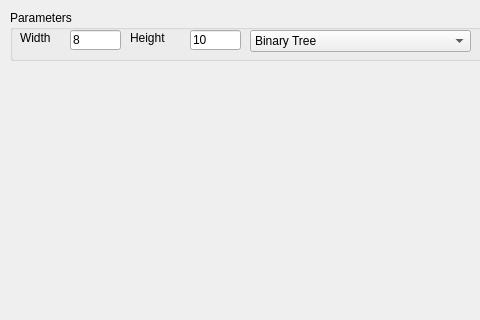
This is src/start/mazes.ui in meix555/PyMazes as Qt 5 draws it before an edit; both pictures show x 0 to 480 and y 0 to 320 of the 585 by 522 pixel window. The edited form follows.
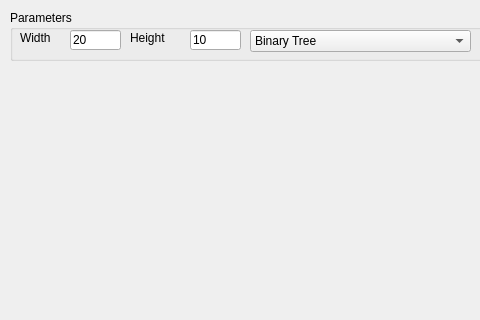
This is the edited form.

```diff
--- a/src/start/mazes.ui
+++ b/src/start/mazes.ui
@@ -61,7 +61,7 @@
      </rect>
     </property>
     <property name="text">
-     <string>8</string>
+     <string>20</string>
     </property>
    </widget>
    <widget class="QLineEdit" name="heightEdit">
```
Left out of the diff: 2 changed lines with no effect on the pictures.
